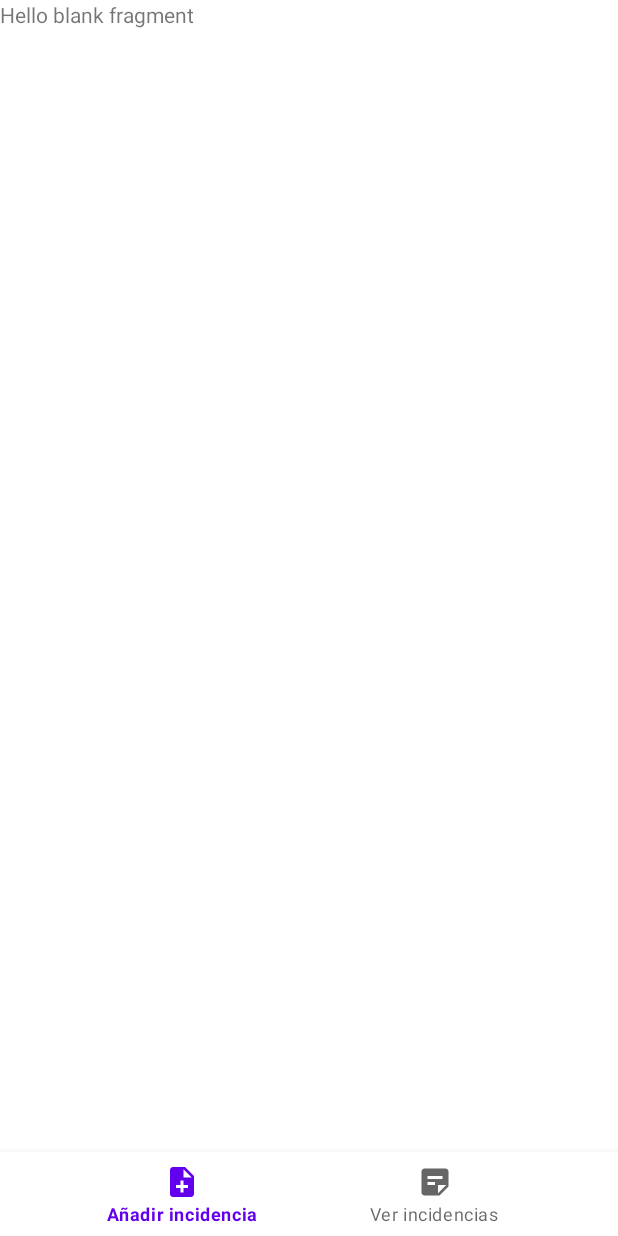
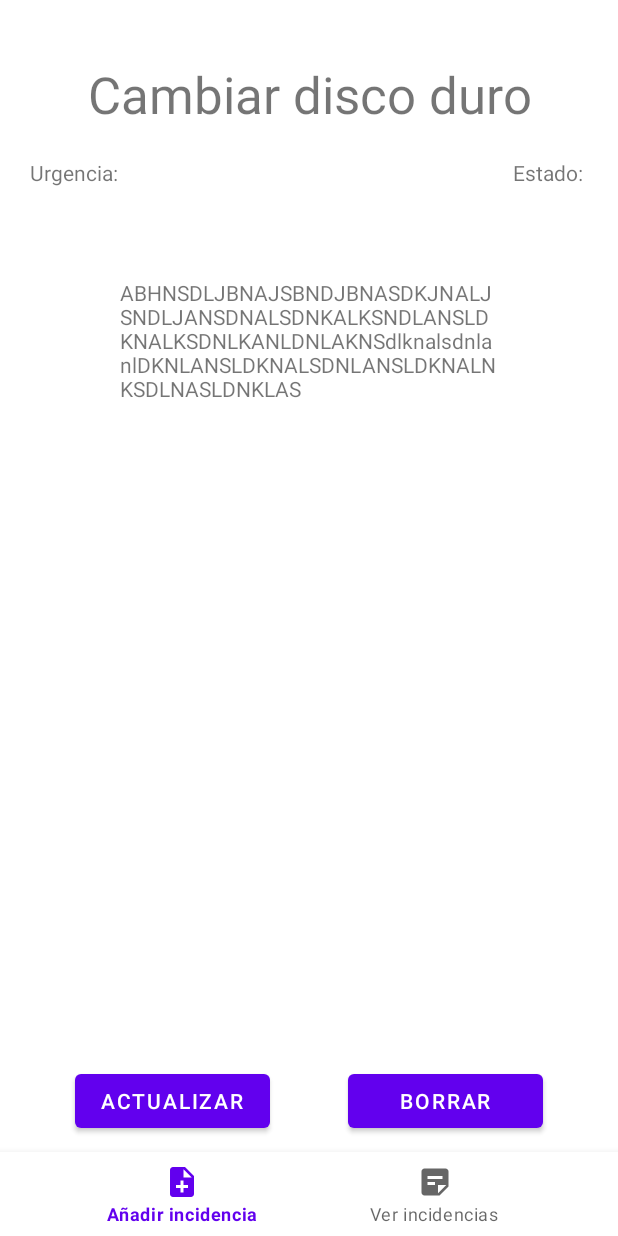
Before and after one commit to Jossan23/Glpi, an Android app: the fragment DetailViewFragment placed in its activity, on a phone screen of 412 x 824 dp. Run offline under Robolectric (Android 15) with nearby library versions, the phone set to English and light mode, and no system bars.

Commit message:
Creacion de vista detalle
Se ha creado la vista detalle y se han añadido varios cambios de color

```diff
--- a/app/src/main/java/com/example/glpi/fragments/ViewIncidenciaFragment.java
+++ b/app/src/main/java/com/example/glpi/fragments/ViewIncidenciaFragment.java
@@ -65,7 +65,7 @@ public class ViewIncidenciaFragment extends Fragment implements DetailTicketsInt
         // Inflate the layout for this fragment
 
         authKey = getArguments().getString("session_token");
-        System.out.println(authKey + "esta en un fragment");
+        //System.out.println(authKey + "esta en un fragment");
 
         view = inflater.inflate(R.layout.fragment_view_incidencia,container,false);
 
--- a/app/src/main/res/layout/fragment_detail_view.xml
+++ b/app/src/main/res/layout/fragment_detail_view.xml
@@ -1,14 +1,80 @@
 <?xml version="1.0" encoding="utf-8"?>
-<FrameLayout xmlns:android="http://schemas.android.com/apk/res/android"
+<androidx.constraintlayout.widget.ConstraintLayout
+    xmlns:android="http://schemas.android.com/apk/res/android"
+    xmlns:app="http://schemas.android.com/apk/res-auto"
     xmlns:tools="http://schemas.android.com/tools"
     android:layout_width="match_parent"
     android:layout_height="match_parent"
     tools:context=".fragments.DetailViewFragment">
 
-    <!-- TODO: Update blank fragment layout -->
     <TextView
+        android:id="@+id/textView"
         android:layout_width="match_parent"
-        android:layout_height="match_parent"
-        android:text="@string/hello_blank_fragment" />
+        android:layout_height="wrap_content"
+        android:layout_marginStart="50dp"
+        android:layout_marginTop="40dp"
+        android:layout_marginEnd="50dp"
+        android:gravity="center"
+        android:text="Cambiar disco duro"
+        android:textSize="34sp"
+        app:layout_constraintEnd_toEndOf="parent"
+        app:layout_constraintStart_toStartOf="parent"
+        app:layout_constraintTop_toTopOf="parent" />
 
-</FrameLayout>
+    <TextView
+        android:id="@+id/textView4"
+        android:layout_width="wrap_content"
+        android:layout_height="wrap_content"
+        android:layout_marginStart="20dp"
+        android:layout_marginTop="20dp"
+        android:gravity="center"
+        android:text="Urgencia: "
+        android:textSize="14sp"
+        app:layout_constraintStart_toStartOf="parent"
+        app:layout_constraintTop_toBottomOf="@+id/textView" />
+
+    <TextView
+        android:id="@+id/textView6"
+        android:layout_width="wrap_content"
+        android:layout_height="wrap_content"
+        android:layout_marginTop="20dp"
+        android:layout_marginEnd="20dp"
+        android:gravity="center"
+        android:text="Estado: "
+        android:textSize="14sp"
+        app:layout_constraintEnd_toEndOf="parent"
+        app:layout_constraintTop_toBottomOf="@+id/textView" />
+
+    <TextView
+        android:id="@+id/textView7"
+        android:layout_width="match_parent"
+        android:layout_height="wrap_content"
+        android:layout_marginStart="80dp"
+        android:layout_marginTop="100dp"
+        android:layout_marginEnd="80dp"
+        android:text="ABHNSDLJBNAJSBNDJBNASDKJNALJSNDLJANSDNALSDNKALKSNDLANSLDKNALKSDNLKANLDNLAKNSdlknalsdnlanlDKNLANSLDKNALSDNLANSLDKNALNKSDLNASLDNKLAS"
+        app:layout_constraintEnd_toEndOf="parent"
+        app:layout_constraintStart_toStartOf="parent"
+        app:layout_constraintTop_toBottomOf="@+id/textView" />
+
+    <Button
+        android:id="@+id/button"
+        android:layout_width="130dp"
+        android:layout_height="wrap_content"
+        android:layout_marginStart="50dp"
+        android:layout_marginBottom="10dp"
+        android:text="Actualizar"
+        app:layout_constraintBottom_toBottomOf="parent"
+        app:layout_constraintStart_toStartOf="parent" />
+
+    <Button
+        android:id="@+id/button2"
+        android:layout_width="130dp"
+        android:layout_height="wrap_content"
+        android:layout_marginEnd="50dp"
+        android:layout_marginBottom="10dp"
+        android:text="Borrar"
+        app:layout_constraintBottom_toBottomOf="parent"
+        app:layout_constraintEnd_toEndOf="parent" />
+
+</androidx.constraintlayout.widget.ConstraintLayout>
```
Also changed, not shown: app/src/main/java/com/example/glpi/adapters/ListViewAdapter.java (+41 -11 lines), app/src/main/java/com/example/glpi/fragments/AddIncidenciaFragment.java (+5 -6 lines).
